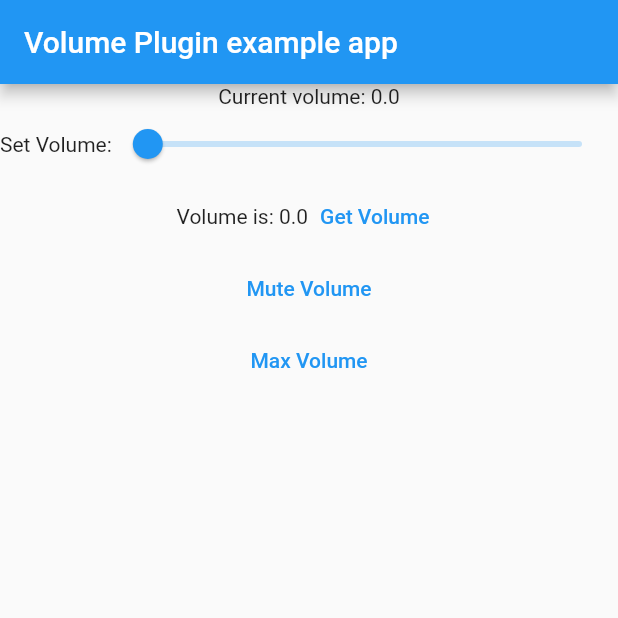
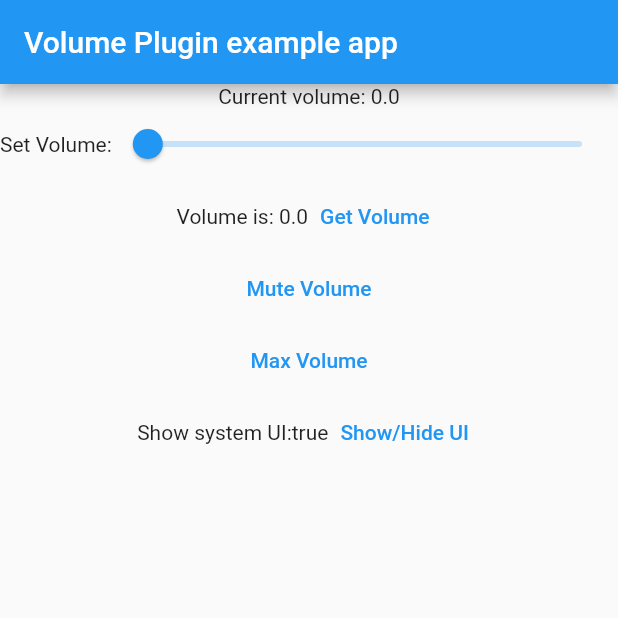
Before and after one commit to kurenai7968/volume_controller, a Flutter app: the screen it shows after launch, after a tap on "Mute Volume", on a phone screen of 412 x 824 dp, the top half of it. Run offline on Flutter 3.47's test engine with Material 2 defaults, Android fonts, the phone set to English and light mode, and no system bars.

Commit message:
add removeListener function and show/hide system UI for Android

```diff
--- a/example/lib/main.dart
+++ b/example/lib/main.dart
@@ -18,10 +18,18 @@ class _MyAppState extends State<MyApp> {
   @override
   void initState() {
     super.initState();
-    VolumeController.volumeListener.listen((volume) {
+    // Listen to system volume change
+    VolumeController().listener((volume) {
       setState(() => _volumeListenerValue = volume);
     });
-    VolumeController.getVolume().then((volume) => _setVolumeValue = volume);
+
+    VolumeController().getVolume().then((volume) => _setVolumeValue = volume);
+  }
+
+  @override
+  void dispose() {
+    VolumeController().removeListener();
+    super.dispose();
   }
 
   @override
@@ -43,7 +51,7 @@ class _MyAppState extends State<MyApp> {
                     max: 1,
                     onChanged: (double value) {
                       _setVolumeValue = value;
-                      VolumeController.setVolume(_setVolumeValue);
+                      VolumeController().setVolume(_setVolumeValue);
                       setState(() {});
                     },
                     value: _setVolumeValue,
@@ -57,7 +65,7 @@ class _MyAppState extends State<MyApp> {
                 Text('Volume is: $_getVolume'),
                 TextButton(
                   onPressed: () async {
-                    _getVolume = await VolumeController.getVolume();
+                    _getVolume = await VolumeController().getVolume();
                     setState(() {});
                   },
                   child: Text('Get Volume'),
@@ -65,12 +73,23 @@ class _MyAppState extends State<MyApp> {
               ],
             ),
             TextButton(
-              onPressed: () => VolumeController.muteVolume(),
+              onPressed: () => VolumeController().muteVolume(),
               child: Text('Mute Volume'),
             ),
             TextButton(
-              onPressed: () => VolumeController.maxVolume(),
+              onPressed: () => VolumeController().maxVolume(),
               child: Text('Max Volume'),
+            ),
+            Row(
+              mainAxisAlignment: MainAxisAlignment.center,
+              children: [
+                Text('Show system UI:${VolumeController().showSystemUI}'),
+                TextButton(
+                  onPressed: () => setState(() => VolumeController()
+                      .showSystemUI = !VolumeController().showSystemUI),
+                  child: Text('Show/Hide UI'),
+                )
+              ],
             ),
           ],
         ),
--- a/lib/volume_controller.dart
+++ b/lib/volume_controller.dart
@@ -4,38 +4,68 @@ import 'package:flutter/services.dart';
 
 /// Provide the iOS/Androd system volume.
 class VolumeController {
+  /// Singleton class instance
+  static VolumeController? _instance;
+
   /// This method channel is used to communicate with iOS/Android method.
-  static const MethodChannel _methodChannel =
+  MethodChannel _methodChannel =
       MethodChannel('com.kurenai7968.volume_controller.method');
 
   /// This event channel is used to communicate with iOS/Android event.
-  static const EventChannel _eventChannel =
+  EventChannel _eventChannel =
       EventChannel('com.kurenai7968.volume_controller.volume_listener_event');
 
-  /// This method listen to the system volume. The volume value will be generated when the volume was changed.
-  static Stream<double> get volumeListener {
-    return _eventChannel.receiveBroadcastStream().map((d) => d as double);
+  /// This value is used to determine whether showing system UI
+  bool showSystemUI = true;
+
+  /// Volume Listener Subscription
+  StreamSubscription<double>? _volumeListener;
+
+  /// Singleton constructor
+  VolumeController._();
+
+  /// Singleton factory
+  factory VolumeController() {
+    if (_instance == null) _instance = VolumeController._();
+    return _instance!;
   }
 
-  /// This method set the system volume between 0.0 to 1.0.
-  static void setVolume(double volume) {
-    _methodChannel.invokeMethod('setVolume', {"volume": volume});
+  /// This method listen to the system volume. The volume value will be generated when the volume was changed.
+  StreamSubscription<double> listener(Function(double)? onData) {
+    _volumeListener = _eventChannel
+        .receiveBroadcastStream()
+        .map((d) => d as double)
+        .listen(onData);
+    return _volumeListener!;
   }
 
-  /// This method set the system volume to max.
-  static void maxVolume() {
-    _methodChannel.invokeMethod('setVolume', {"volume": 1.0});
-  }
-
-  /// This method mute the system volume that mean the volume set to min.
-  static void muteVolume() {
-    _methodChannel.invokeMethod('setVolume', {"volume": 0.0});
+  /// This method for canceling volume listener
+  void removeListener() {
+    _volumeListener?.cancel();
   }
 
   /// This method get the current system volume.
-  static Future<double> getVolume() async {
+  Future<double> getVolume() async {
     return await _methodChannel
         .invokeMethod<double>('getVolume')
         .then<double>((double? value) => value ?? 0);
   }
+
+  /// This method set the system volume between 0.0 to 1.0.
+  void setVolume(double volume, {bool? showSystemUI}) {
+    _methodChannel.invokeMethod('setVolume',
+        {"volume": volume, "showSystemUI": showSystemUI ?? this.showSystemUI});
+  }
+
+  /// This method set the system volume to max.
+  void maxVolume({bool? showSystemUI}) {
+    _methodChannel.invokeMethod('setVolume',
+        {"volume": 1.0, "showSystemUI": showSystemUI ?? this.showSystemUI});
+  }
+
+  /// This method mute the system volume that mean the volume set to min.
+  void muteVolume({bool? showSystemUI}) {
+    _methodChannel.invokeMethod('setVolume',
+        {"volume": 0.0, "showSystemUI": showSystemUI ?? this.showSystemUI});
+  }
 }
--- a/pubspec.yaml
+++ b/pubspec.yaml
@@ -1,6 +1,6 @@
 name: volume_controller
-description: A Flutter volume plugin for ios and android get/set/listen system volume.
-version: 2.0.1
+description: A Flutter volume plugin for ios and android control system volume.
+version: 2.0.2
 homepage: https://github.com/kurenai7968/volume_controller
 
 environment:
```
Also changed, not shown: example/pubspec.lock, pubspec.lock, 6 other files.
